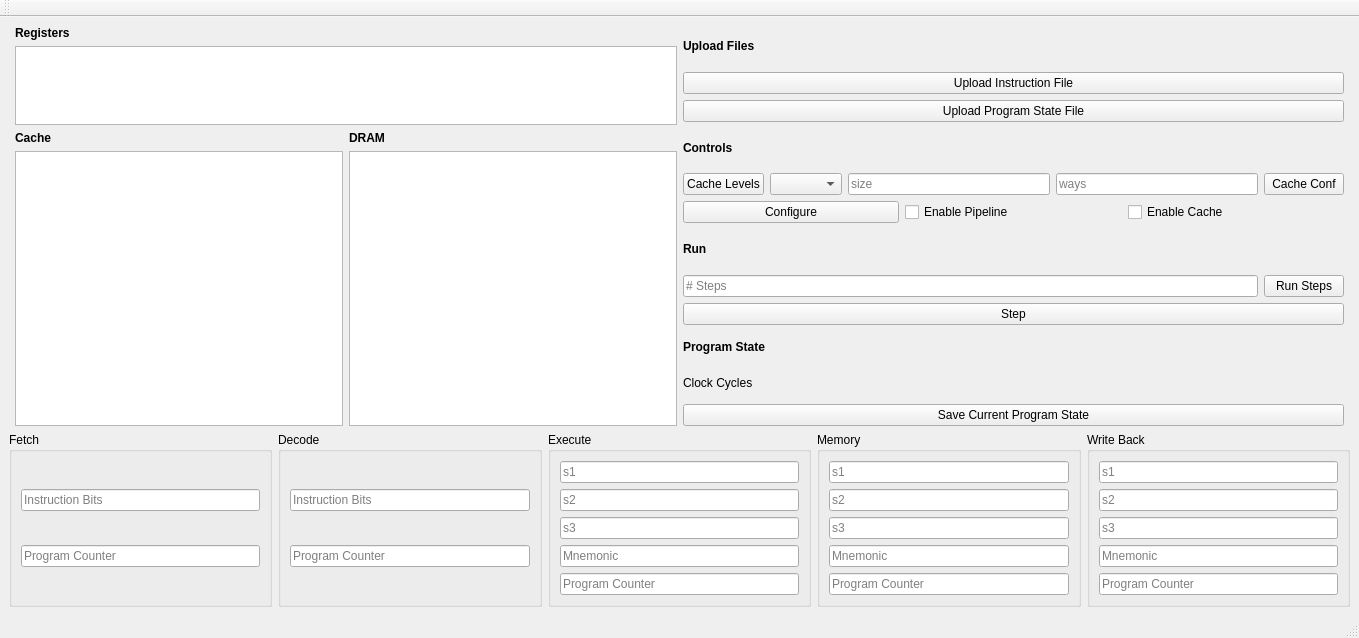
Old version of the form gui/gui.ui in the repository bdunahu/RISC-V-ECTOR-.
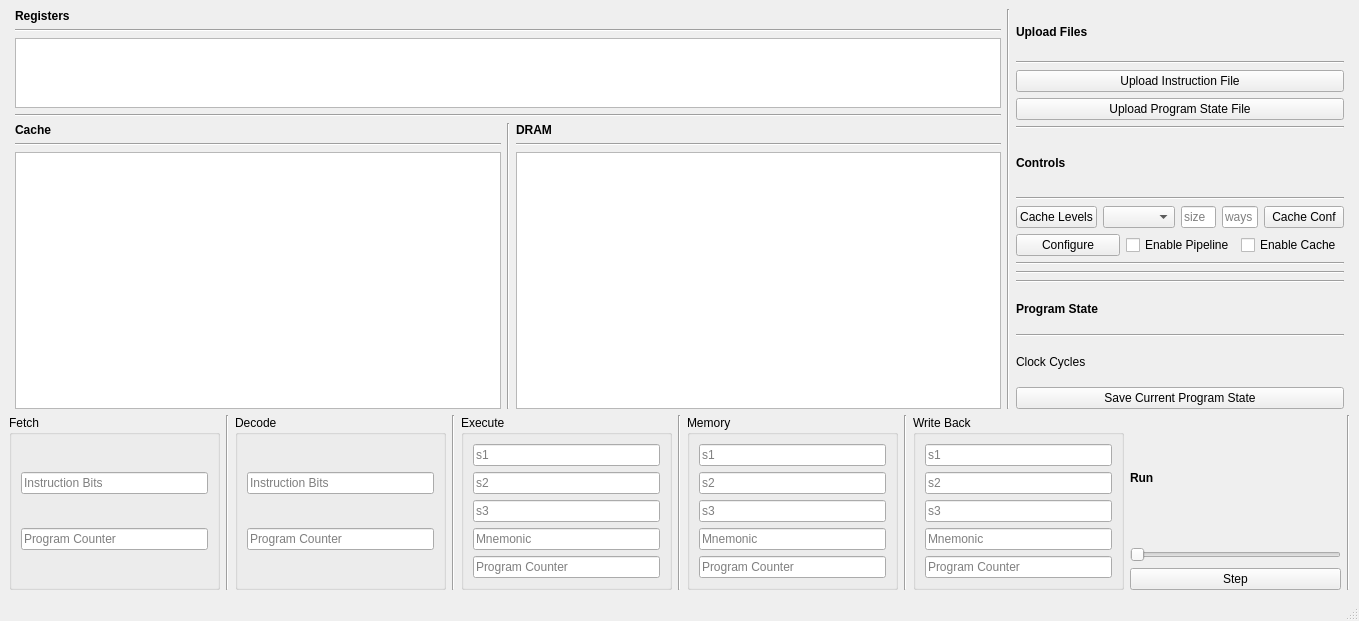
New version of the form.

Commit message: Use a slider for step amount

Patch:
```diff
--- a/gui/gui.ui
+++ b/gui/gui.ui
@@ -7,7 +7,7 @@
     <x>0</x>
     <y>0</y>
     <width>1359</width>
-    <height>638</height>
+    <height>621</height>
    </rect>
   </property>
   <property name="windowTitle">
@@ -16,8 +16,108 @@
   <widget class="QWidget" name="centralwidget">
    <layout class="QHBoxLayout" name="horizontalLayout_2">
     <item>
-     <layout class="QGridLayout" name="gridLayout_2" rowstretch="0,0" columnstretch="0,0,0,0">
-      <item row="1" column="0" colspan="4">
+     <layout class="QGridLayout" name="gridLayout_2" rowstretch="0,0" columnstretch="0,3,0,1,0">
+      <item row="0" column="1">
+       <layout class="QVBoxLayout" name="verticalLayout_19" stretch="1,0,3">
+        <item>
+         <layout class="QVBoxLayout" name="verticalLayout_20">
+          <item>
+           <widget class="QLabel" name="label_5">
+            <property name="font">
+             <font>
+              <bold>true</bold>
+             </font>
+            </property>
+            <property name="text">
+             <string>Registers</string>
+            </property>
+           </widget>
+          </item>
+          <item>
+           <widget class="Line" name="line_25">
+            <property name="orientation">
+             <enum>Qt::Orientation::Horizontal</enum>
+            </property>
+           </widget>
+          </item>
+          <item>
+           <widget class="QTextEdit" name="register_table"/>
+          </item>
+         </layout>
+        </item>
+        <item>
+         <widget class="Line" name="line_26">
+          <property name="orientation">
+           <enum>Qt::Orientation::Horizontal</enum>
+          </property>
+         </widget>
+        </item>
+        <item>
+         <layout class="QHBoxLayout" name="horizontalLayout_7">
+          <item>
+           <layout class="QVBoxLayout" name="verticalLayout_21">
+            <item>
+             <widget class="QLabel" name="label_6">
+              <property name="font">
+               <font>
+                <bold>true</bold>
+               </font>
+              </property>
+              <property name="text">
+               <string>Cache</string>
+              </property>
+             </widget>
+            </item>
+            <item>
+             <widget class="Line" name="line_27">
+              <property name="orientation">
+               <enum>Qt::Orientation::Horizontal</enum>
+              </property>
+             </widget>
+            </item>
+            <item>
+             <widget class="QTextEdit" name="cache_table"/>
+            </item>
+           </layout>
+          </item>
+          <item>
+           <widget class="Line" name="line_28">
+            <property name="orientation">
+             <enum>Qt::Orientation::Vertical</enum>
+            </property>
+           </widget>
+          </item>
+          <item>
+           <layout class="QVBoxLayout" name="verticalLayout_22">
+            <item>
+             <widget class="QLabel" name="label_10">
+              <property name="font">
+               <font>
+                <bold>true</bold>
+               </font>
+              </property>
+              <property name="text">
+               <string>DRAM</string>
+              </property>
+             </widget>
+            </item>
+            <item>
+             <widget class="Line" name="line_29">
+              <property name="orientation">
+               <enum>Qt::Orientation::Horizontal</enum>
+              </property>
+             </widget>
+            </item>
+            <item>
+             <widget class="QTextEdit" name="dram_table"/>
+            </item>
+           </layout>
+          </item>
+         </layout>
+        </item>
+       </layout>
+      </item>
+      <item row="1" column="0" colspan="5">
        <layout class="QHBoxLayout" name="horizontalLayout">
         <item>
          <widget class="QGroupBox" name="Fetch">
@@ -42,6 +142,13 @@
           </layout>
          </widget>
         </item>
+        <item>
+         <widget class="Line" name="line">
+          <property name="orientation">
+           <enum>Qt::Orientation::Vertical</enum>
+          </property>
+         </widget>
+        </item>
         <item>
          <widget class="QGroupBox" name="Decode">
           <property name="title">
@@ -65,6 +172,13 @@
           </layout>
          </widget>
         </item>
+        <item>
+         <widget class="Line" name="line_2">
+          <property name="orientation">
+           <enum>Qt::Orientation::Vertical</enum>
+          </property>
+         </widget>
+        </item>
         <item>
          <widget class="QGroupBox" name="Execute">
           <property name="title">
@@ -112,6 +226,13 @@
           </layout>
          </widget>
         </item>
+        <item>
+         <widget class="Line" name="line_3">
+          <property name="orientation">
+           <enum>Qt::Orientation::Vertical</enum>
+          </property>
+         </widget>
+        </item>
         <item>
          <widget class="QGroupBox" name="Memory">
           <property name="title">
@@ -159,6 +280,13 @@
           </layout>
          </widget>
         </item>
+        <item>
+         <widget class="Line" name="line_4">
+          <property name="orientation">
+           <enum>Qt::Orientation::Vertical</enum>
+          </property>
+         </widget>
+        </item>
         <item>
          <widget class="QGroupBox" name="WriteBack">
           <property name="title">
@@ -206,9 +334,61 @@
           </layout>
          </widget>
         </item>
+        <item>
+         <layout class="QVBoxLayout" name="verticalLayout_6">
+          <item>
+           <widget class="QLabel" name="label_14">
+            <property name="font">
+             <font>
+              <bold>true</bold>
+             </font>
+            </property>
+            <property name="text">
+             <string>Run</string>
+            </property>
+           </widget>
+          </item>
+          <item>
+           <widget class="QSlider" name="step_slider">
+            <property name="minimum">
+             <number>0</number>
+            </property>
+            <property name="maximum">
+             <number>6</number>
+            </property>
+            <property name="pageStep">
+             <number>1</number>
+            </property>
+            <property name="orientation">
+             <enum>Qt::Orientation::Horizontal</enum>
+            </property>
+            <property name="tickPosition">
+             <enum>QSlider::TickPosition::NoTicks</enum>
+            </property>
+            <property name="tickInterval">
+             <number>1</number>
+            </property>
+           </widget>
+          </item>
+          <item>
+           <widget class="QPushButton" name="step_btn">
+            <property name="text">
+             <string>Step</string>
+            </property>
+           </widget>
+          </item>
+         </layout>
+        </item>
+        <item>
+         <widget class="Line" name="line_6">
+          <property name="orientation">
+           <enum>Qt::Orientation::Vertical</enum>
+          </property>
+         </widget>
+        </item>
        </layout>
       </item>
-      <item row="0" column="2">
+      <item row="0" column="3">
        <layout class="QVBoxLayout" name="verticalLayout_23">
         <item>
          <layout class="QVBoxLayout" name="verticalLayout_24">
@@ -224,6 +404,13 @@
             </property>
            </widget>
           </item>
+          <item>
+           <widget class="Line" name="line_33">
+            <property name="orientation">
+             <enum>Qt::Orientation::Horizontal</enum>
+            </property>
+           </widget>
+          </item>
           <item>
            <layout class="QVBoxLayout" name="verticalLayout_25">
             <item>
@@ -246,6 +433,13 @@
             </item>
            </layout>
           </item>
+          <item>
+           <widget class="Line" name="line_34">
+            <property name="orientation">
+             <enum>Qt::Orientation::Horizontal</enum>
+            </property>
+           </widget>
+          </item>
          </layout>
         </item>
         <item>
@@ -262,6 +456,13 @@
             </property>
            </widget>
           </item>
+          <item>
+           <widget class="Line" name="line_35">
+            <property name="orientation">
+             <enum>Qt::Orientation::Horizontal</enum>
+            </property>
+           </widget>
+          </item>
           <item>
            <layout class="QVBoxLayout" name="verticalLayout_27">
             <item>
@@ -331,48 +532,31 @@
         <item>
          <layout class="QVBoxLayout" name="verticalLayout_28">
           <item>
-           <widget class="QLabel" name="label_14">
-            <property name="font">
-             <font>
-              <bold>true</bold>
-             </font>
+           <widget class="Line" name="line_36">
+            <property name="orientation">
+             <enum>Qt::Orientation::Horizontal</enum>
             </property>
-            <property name="text">
-             <string>Run</string>
+           </widget>
+          </item>
+          <item>
+           <widget class="Line" name="line_37">
+            <property name="orientation">
+             <enum>Qt::Orientation::Horizontal</enum>
             </property>
            </widget>
           </item>
           <item>
-           <layout class="QVBoxLayout" name="verticalLayout_29">
-            <item>
-             <layout class="QHBoxLayout" name="horizontalLayout_11">
-              <item>
-               <widget class="QLineEdit" name="number_steps_inp">
-                <property name="placeholderText">
-                 <string># Steps</string>
-                </property>
-               </widget>
-              </item>
-              <item>
-               <widget class="QPushButton" name="run_steps_btn">
-                <property name="text">
-                 <string>Run Steps</string>
-                </property>
-               </widget>
-              </item>
-             </layout>
-            </item>
-            <item>
-             <widget class="QPushButton" name="step_btn">
-              <property name="text">
-               <string>Step</string>
-              </property>
-             </widget>
-            </item>
-           </layout>
+           <layout class="QVBoxLayout" name="verticalLayout_29"/>
           </item>
          </layout>
         </item>
+        <item>
+         <widget class="Line" name="line_38">
+          <property name="orientation">
+           <enum>Qt::Orientation::Horizontal</enum>
+          </property>
+         </widget>
+        </item>
         <item>
          <layout class="QVBoxLayout" name="verticalLayout_30">
           <item>
@@ -387,6 +571,13 @@
             </property>
            </widget>
           </item>
+          <item>
+           <widget class="Line" name="line_39">
+            <property name="orientation">
+             <enum>Qt::Orientation::Horizontal</enum>
+            </property>
+           </widget>
+          </item>
           <item>
            <widget class="QLabel" name="cycles_label">
             <property name="text">
@@ -405,70 +596,12 @@
         </item>
        </layout>
       </item>
-      <item row="0" column="1">
-       <layout class="QVBoxLayout" name="verticalLayout_19" stretch="1,3">
-        <item>
-         <layout class="QVBoxLayout" name="verticalLayout_20">
-          <item>
-           <widget class="QLabel" name="label_5">
-            <property name="font">
-             <font>
-              <bold>true</bold>
-             </font>
-            </property>
-            <property name="text">
-             <string>Registers</string>
-            </property>
-           </widget>
-          </item>
-          <item>
-           <widget class="QTextEdit" name="register_table"/>
-          </item>
-         </layout>
-        </item>
-        <item>
-         <layout class="QHBoxLayout" name="horizontalLayout_7">
-          <item>
-           <layout class="QVBoxLayout" name="verticalLayout_21">
-            <item>
-             <widget class="QLabel" name="label_6">
-              <property name="font">
-               <font>
-                <bold>true</bold>
-               </font>
-              </property>
-              <property name="text">
-               <string>Cache</string>
-              </property>
-             </widget>
-            </item>
-            <item>
-             <widget class="QTextEdit" name="cache_table"/>
-            </item>
-           </layout>
-          </item>
-          <item>
-           <layout class="QVBoxLayout" name="verticalLayout_22">
-            <item>
-             <widget class="QLabel" name="label_10">
-              <property name="font">
-               <font>
-                <bold>true</bold>
-               </font>
-              </property>
-              <property name="text">
-               <string>DRAM</string>
-              </property>
-             </widget>
-            </item>
-            <item>
-             <widget class="QTextEdit" name="dram_table"/>
-            </item>
-           </layout>
-          </item>
-         </layout>
-        </item>
-       </layout>
+      <item row="0" column="2">
+       <widget class="Line" name="line_5">
+        <property name="orientation">
+         <enum>Qt::Orientation::Vertical</enum>
+        </property>
+       </widget>
       </item>
      </layout>
     </item>
@@ -485,17 +618,6 @@
    </property>
   </widget>
   <widget class="QStatusBar" name="statusbar"/>
-  <widget class="QToolBar" name="toolBar">
-   <property name="windowTitle">
-    <string>toolBar</string>
-   </property>
-   <attribute name="toolBarArea">
-    <enum>TopToolBarArea</enum>
-   </attribute>
-   <attribute name="toolBarBreak">
-    <bool>false</bool>
-   </attribute>
-  </widget>
  </widget>
  <resources/>
  <connections/>
```
The commit also changes 4 other files.
